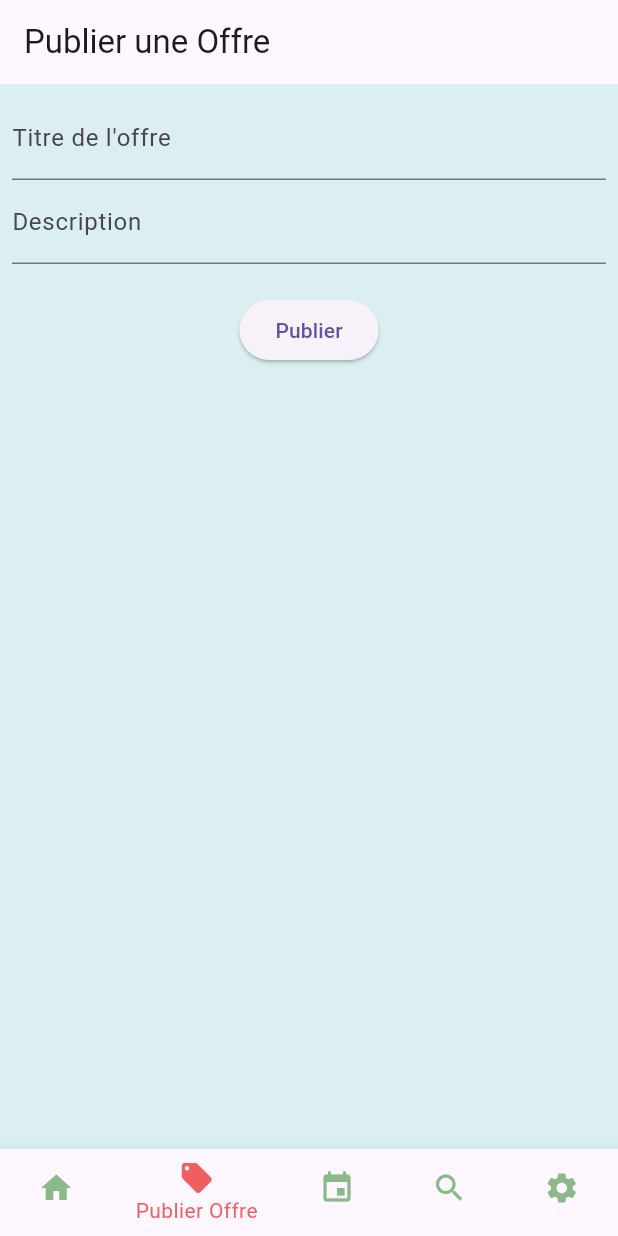
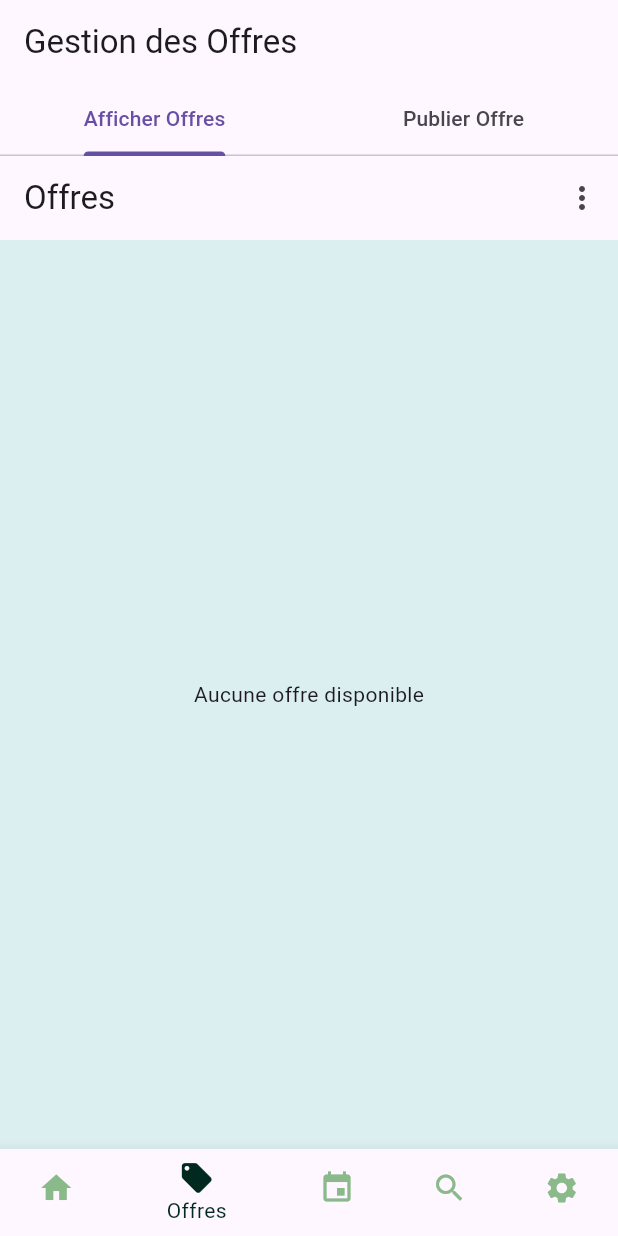
Before and after one commit to Amidoukone/Show-Talent, a Flutter app: the screen it shows once a user with an empty profile is signed in, item 2 of the bottom bar chosen, on a phone screen of 412 x 824 dp. Run offline on Flutter 3.47's test engine with Material 3 defaults, Android fonts, the light colour scheme and no system bars; our stand-ins replace cloud_firestore, firebase_auth, firebase_core, firebase_storage, gap, get and 2 more; accounts and stored records are empty; statements that could not run were skipped.

Commit message:
Offre feature done at 80%

```diff
--- a/lib/controller/auth_controller.dart
+++ b/lib/controller/auth_controller.dart
@@ -1,10 +1,10 @@
 import 'dart:io';
-
 import 'package:firebase_auth/firebase_auth.dart';
 import 'package:firebase_storage/firebase_storage.dart';
 import 'package:get/get.dart';
 import 'package:image_picker/image_picker.dart';
 import 'package:cloud_firestore/cloud_firestore.dart';
+import 'package:show_talent/controller/notification_controller.dart';
 import 'package:show_talent/models/user.dart';
 import 'package:show_talent/screens/home_screen.dart';
 import 'package:show_talent/screens/login_screen.dart';
@@ -12,36 +12,59 @@ import 'package:show_talent/screens/login_screen.dart';
 class AuthController extends GetxController {
   static AuthController instance = Get.find();
 
-  late Rx<User?> _user;
-  late Rx<File?> _pickedImage;
+  late Rx<User?> _firebaseUser;  // Firebase User
+  late Rx<File?> _pickedImage;   // Image sélectionnée
+  final Rx<AppUser?> _user = Rx<AppUser?>(null);  // Utilisation de Rx<AppUser?> ici pour suivre les changements utilisateur
+
+  AppUser? get user => _user.value;  // Getter sécurisé pour accéder à l'utilisateur
 
   File? get profilePhoto => _pickedImage.value;
-  User get user => _user.value!;
 
   @override
   void onReady() {
     super.onReady();
-    _user = Rx<User?>(FirebaseAuth.instance.currentUser);  // Instance Firebase Auth
-    _user.bindStream(FirebaseAuth.instance.authStateChanges());
-    ever(_user, _setInitialScreen);
+    _firebaseUser = Rx<User?>(FirebaseAuth.instance.currentUser);
+    _firebaseUser.bindStream(FirebaseAuth.instance.authStateChanges());
+    ever(_firebaseUser, _setInitialScreen);
   }
 
-  // Définir l'écran initial
-  _setInitialScreen(User? user) {
-    if (user == null) {
+  // Définir l'écran initial en fonction de l'état de connexion
+  _setInitialScreen(User? firebaseUser) async {
+    if (firebaseUser == null) {
+      _user.value = null;  // Réinitialiser l'utilisateur local
       Get.offAll(() => const LoginScreen());
     } else {
-      Get.offAll(() => const HomeScreen());
+      AppUser? appUser = await getAppUserFromFirestore(firebaseUser.uid);
+      if (appUser != null) {
+        _user.value = appUser;  // Stocker l'utilisateur récupéré
+        Get.offAll(() => const HomeScreen());
+        Get.find<NotificationController>().initCurrentUser();
+      } else {
+        Get.snackbar('Erreur', 'Utilisateur introuvable dans Firestore');
+      }
     }
   }
 
-  // Méthode pour choisir une image de profil
+  // Récupérer les informations de l'utilisateur depuis Firestore
+  Future<AppUser?> getAppUserFromFirestore(String uid) async {
+    try {
+      DocumentSnapshot doc = await FirebaseFirestore.instance.collection('users').doc(uid).get();
+      if (doc.exists) {
+        return AppUser.fromMap(doc.data() as Map<String, dynamic>);
+      }
+    } catch (e) {
+      Get.snackbar('Erreur', 'Impossible de récupérer les informations utilisateur : $e');
+    }
+    return null;
+  }
+
+  // Méthode pour choisir une image depuis la galerie
   void pickImage() async {
     final pickedImage = await ImagePicker().pickImage(source: ImageSource.gallery);
     if (pickedImage != null) {
       Get.snackbar('Photo de profil', 'Image ajoutée avec succès');
+      _pickedImage = Rx<File?>(File(pickedImage.path));
     }
-    _pickedImage = Rx<File?>(File(pickedImage!.path));
   }
 
   // Méthode pour uploader l'image dans Firebase Storage
@@ -57,48 +80,46 @@ class AuthController extends GetxController {
     return downloadUrl;
   }
 
-  // Méthode pour enregistrer un utilisateur avec un rôle
+  // Méthode pour enregistrer un utilisateur avec un rôle spécifique
   void registerUser(String name, String email, String password, String role, File? image) async {
     try {
       if (name.isNotEmpty && email.isNotEmpty && password.isNotEmpty && image != null && role.isNotEmpty) {
-        // Création d'un utilisateur Firebase
+        // Création de l'utilisateur avec Firebase Authentication
         UserCredential userCred = await FirebaseAuth.instance
             .createUserWithEmailAndPassword(email: email, password: password);
 
-        // Upload de l'image de profil
+        // Upload de l'image de profil dans Firebase Storage
         String downloadUrl = await _uploadToStorage(image);
 
-        // Création de l'objet AppUser
+        // Création d'un nouvel utilisateur dans Firestore
         AppUser newUser = AppUser(
           uid: userCred.user!.uid,
           nom: name,
           email: email,
           role: role,
-          photoProfil: downloadUrl,  // Image de profil
-          estActif: true,  // Par défaut actif lors de l'inscription
-          followers: 0,  // Commence avec 0 followers
-          followings: 0,  // Commence avec 0 following
-          dateInscription: DateTime.now(),  // Date actuelle comme date d'inscription
-          dernierLogin: DateTime.now(),  // Dernier login = date d'inscription
+          photoProfil: downloadUrl,
+          estActif: true,
+          followers: 0,
+          followings: 0,
+          dateInscription: DateTime.now(),
+          dernierLogin: DateTime.now(),
         );
 
         // Enregistrement de l'utilisateur dans Firestore
-        await FirebaseFirestore.instance
-            .collection('users')
-            .doc(userCred.user!.uid)
-            .set(newUser.toMap());
+        await FirebaseFirestore.instance.collection('users').doc(userCred.user!.uid).set(newUser.toMap());
 
+        _user.value = newUser;  // Stocker l'utilisateur dans GetX
         Get.snackbar('Bienvenue', 'Votre compte a été créé avec succès');
         Get.to(() => const HomeScreen());
       } else {
         Get.snackbar('Erreur', 'Veuillez remplir tous les champs et ajouter une photo');
       }
     } catch (e) {
-      Get.snackbar('Erreur', e.toString());
+      Get.snackbar('Erreur', 'Erreur lors de la création du compte : $e');
     }
   }
 
-  // Méthode pour se connecter
+  // Connexion utilisateur avec email et mot de passe
   void loginUser(String email, String password) async {
     try {
       if (email.isNotEmpty && password.isNotEmpty) {
@@ -108,13 +129,14 @@ class AuthController extends GetxController {
         Get.snackbar('Erreur', 'Veuillez remplir toutes les informations');
       }
     } catch (e) {
-      Get.snackbar('Erreur de connexion', e.toString());
+      Get.snackbar('Erreur de connexion', 'Erreur : $e');
     }
   }
 
-  // Méthode pour se déconnecter
+  // Déconnexion de l'utilisateur
   void signOut() async {
     await FirebaseAuth.instance.signOut();
+    _user.value = null;  // Réinitialiser l'utilisateur lors de la déconnexion
     Get.offAll(() => const LoginScreen());
   }
 }
--- a/lib/main.dart
+++ b/lib/main.dart
@@ -1,24 +1,29 @@
-
 import 'package:get/get.dart';
-import 'package:show_talent/controller/user_controller.dart';
 import 'package:show_talent/screens/main_screen.dart';
 import 'package:show_talent/screens/splash_screen.dart';
-
 import 'firebase_options.dart';
 import 'package:flutter/material.dart';
 import 'package:firebase_core/firebase_core.dart';
 
+// Importation des contrôleurs
+import 'controller/auth_controller.dart';
+import 'controller/offre_controller.dart';
+import 'controller/notification_controller.dart';
+import 'controller/user_controller.dart';  // Ajout du UserController
 
 void main() async {
   WidgetsFlutterBinding.ensureInitialized();
 
-  // Initialisation de Firebase avec les options de plateforme
+  // Initialisation de Firebase
   await Firebase.initializeApp(
     options: DefaultFirebaseOptions.currentPlatform,
   );
 
-  // Initialisation de GetX pour la gestion de l'état global
-  Get.put(UserController());
+  // Injection des contrôleurs avant l'application
+  Get.put(AuthController());   // Gestion de l'authentification
+  Get.put(OffreController());  // Gestion des offres
+  Get.put(NotificationController());  // Gestion des notifications
+  Get.put(UserController());  // Gestion des utilisateurs (important pour l'utilisateur connecté)
 
   runApp(const MyApp());
 }
@@ -31,19 +36,19 @@ class MyApp extends StatelessWidget {
     return GetMaterialApp(
       title: 'ShowTalent',
       theme: ThemeData(
-        primaryColor: const Color.fromARGB(255, 11, 78, 72),  // Couleur principale
-        scaffoldBackgroundColor: const Color.fromARGB(255, 219, 239, 240),  // Couleur de fond
+        primaryColor: const Color.fromARGB(255, 11, 78, 72),
+        scaffoldBackgroundColor: const Color.fromARGB(255, 219, 239, 240),
 
         // Thème pour le BottomNavigationBar
         bottomNavigationBarTheme: const BottomNavigationBarThemeData(
-          backgroundColor: Color(0xFF004d00), // Couleur de fond vert foncé
-          selectedItemColor: Colors.white, // Couleur des icônes sélectionnées
-          unselectedItemColor: Color(0xFF8AB98A), // Couleur des icônes non sélectionnées
+          backgroundColor: Color(0xFF004d00),
+          selectedItemColor: Color.fromARGB(255, 202, 229, 236),
+          unselectedItemColor: Color(0xFF8AB98A),
         ),
       ),
-      home: const SplashScreen(),  // L'écran de démarrage
+      home: const SplashScreen(),  // Écran de démarrage
       getPages: [
-        GetPage(name: '/', page: () => const SplashScreen()),
+        GetPage(name: '/', page: () => const SplashScreen()),  // Splash screen
         GetPage(name: '/main', page: () => const MainScreen()),  // Page principale après Splash
       ],
     );
--- a/lib/screens/edit_profil_screen.dart
+++ b/lib/screens/edit_profil_screen.dart
@@ -38,7 +38,7 @@ class EditProfileScreen extends StatelessWidget {
     return Scaffold(
       appBar: AppBar(
         title: const Text('Modifier le profil'),
-        backgroundColor: Colors.blue,
+        backgroundColor: const Color.fromARGB(255, 6, 107, 107),
       ),
       body: Padding(
         padding: const EdgeInsets.all(16.0),
--- /dev/null
+++ b/lib/screens/gestion_offres_screen.dart
@@ -0,0 +1,31 @@
+import 'package:flutter/material.dart';
+import 'offre_screen.dart'; // Écran pour afficher les offres
+import 'publier_offre_screen.dart'; // Écran pour publier une offre
+
+class GestionOffresScreen extends StatelessWidget {
+  const GestionOffresScreen({super.key});
+
+  @override
+  Widget build(BuildContext context) {
+    return DefaultTabController(
+      length: 2, // Deux onglets : Afficher Offres et Publier Offre
+      child: Scaffold(
+        appBar: AppBar(
+          title: const Text('Gestion des Offres'),
+          bottom: const TabBar(
+            tabs: [
+              Tab(text: 'Afficher Offres'),  // Onglet pour afficher les offres
+              Tab(text: 'Publier Offre'),    // Onglet pour publier une offre
+            ],
+          ),
+        ),
+        body:  TabBarView(
+          children: [
+            OffresScreen(),  // Vue pour afficher les offres
+            PublierOffreScreen(),  // Vue pour publier une offre
+          ],
+        ),
+      ),
+    );
+  }
+}
--- a/lib/screens/main_screen.dart
+++ b/lib/screens/main_screen.dart
@@ -1,12 +1,11 @@
-
 import 'package:flutter/material.dart';
 import 'package:show_talent/screens/event_list_screen.dart';
 import 'package:show_talent/screens/setting_screen.dart';
 
-// Importation des différents screens corrects
+// Importation des nouveaux écrans pour la gestion des offres
 import 'home_screen.dart';
-import 'publier_offre_screen.dart';
 import 'search_screen.dart';
+import 'gestion_offres_screen.dart'; // Nouvel écran pour gérer toutes les offres
 
 class MainScreen extends StatefulWidget {
   const MainScreen({super.key});
@@ -21,7 +20,7 @@ class _MainScreenState extends State<MainScreen> {
   // Liste des pages (écrans) correspondant aux onglets de la navigation
   final List<Widget> _screens = [
     const HomeScreen(),
-    PublierOffreScreen(), // Utilisation des bons fichiers ici
+    const GestionOffresScreen(), // Remplace "Publier Offre" par l'écran de gestion des offres
     EventListScreen(),
     SearchScreen(),
     SettingsScreen(),
@@ -42,8 +41,10 @@ class _MainScreenState extends State<MainScreen> {
         color: const Color(0xFF004d00), // Vert foncé appliqué via le Container
         child: BottomNavigationBar(
           backgroundColor: Colors.green, // Important: on laisse transparent ici
-          selectedItemColor: const Color.fromARGB(255, 239, 95, 95), // Couleur des icônes sélectionnées
-          unselectedItemColor: const Color(0xFF8AB98A), // Couleur des icônes non sélectionnées
+          selectedItemColor: const Color.fromARGB(
+              255, 2, 41, 32), // Couleur des icônes sélectionnées
+          unselectedItemColor:
+              const Color(0xFF8AB98A), // Couleur des icônes non sélectionnées
           currentIndex: _selectedIndex, // Index de la page actuelle
           onTap: _onItemTapped, // Gérer le changement d'onglet
           items: const [
@@ -53,7 +54,7 @@ class _MainScreenState extends State<MainScreen> {
             ),
             BottomNavigationBarItem(
               icon: Icon(Icons.local_offer),
-              label: 'Publier Offre',
+              label: 'Offres', // Libellé mis à jour
             ),
             BottomNavigationBarItem(
               icon: Icon(Icons.event),
--- /dev/null
+++ b/lib/screens/offre_screen.dart
@@ -0,0 +1,70 @@
+import 'package:flutter/material.dart';
+import 'package:get/get.dart';
+import '../controller/offre_controller.dart';
+import 'offre_details_screen.dart'; // Un écran pour les détails de l'offre (à créer)
+
+class OffresScreen extends StatefulWidget {
+  const OffresScreen({super.key});
+
+  @override
+  _OffresScreenState createState() => _OffresScreenState();
+}
+
+class _OffresScreenState extends State<OffresScreen> {
+  final OffreController _offreController = Get.find<OffreController>();
+
+  @override
+  void initState() {
+    super.initState();
+    _offreController.getAllOffres(); // Charger toutes les offres
+  }
+
+  @override
+  Widget build(BuildContext context) {
+    return Scaffold(
+      appBar: AppBar(
+        title: const Text('Offres'),
+        actions: [
+          PopupMenuButton<String>(
+            onSelected: (value) {
+              _offreController.filtrerOffresParStatut(value); // Filtrer par statut
+            },
+            itemBuilder: (context) {
+              return ['ouverte', 'fermée', 'en cours']
+                  .map((statut) => PopupMenuItem<String>(
+                        value: statut,
+                        child: Text(statut),
+                      ))
+                  .toList();
+            },
+          ),
+        ],
+      ),
+      body: Obx(() {
+        var offresList = _offreController.offresFiltrees.isNotEmpty
+            ? _offreController.offresFiltrees
+            : _offreController.offres;
+
+        if (offresList.isEmpty) {
+          return const Center(child: Text('Aucune offre disponible'));
+        }
+
+        return ListView.builder(
+          itemCount: offresList.length,
+          itemBuilder: (context, index) {
+            var offre = offresList[index];
+
+            return ListTile(
+              title: Text(offre.titre),
+              subtitle: Text('Statut: ${offre.statut}'),
+              trailing: Text('Date Fin: ${offre.dateFin.toLocal()}'),
+              onTap: () {
+                Get.to(() => OffreDetailsScreen(offre: offre)); // Afficher les détails
+              },
+            );
+          },
+        );
+      }),
+    );
+  }
+}
```
Also changed, not shown: lib/controller/notification_controller.dart (+16 -8 lines), lib/controller/offre_controller.dart (+87 -22 lines), lib/controller/profile_controller.dart (+12 -6 lines), lib/screens/home_screen.dart (+7 -11 lines), lib/screens/offre_details_screen.dart (added, +46 -0 lines), lib/screens/publier_offre_screen.dart (+53 -12 lines).
